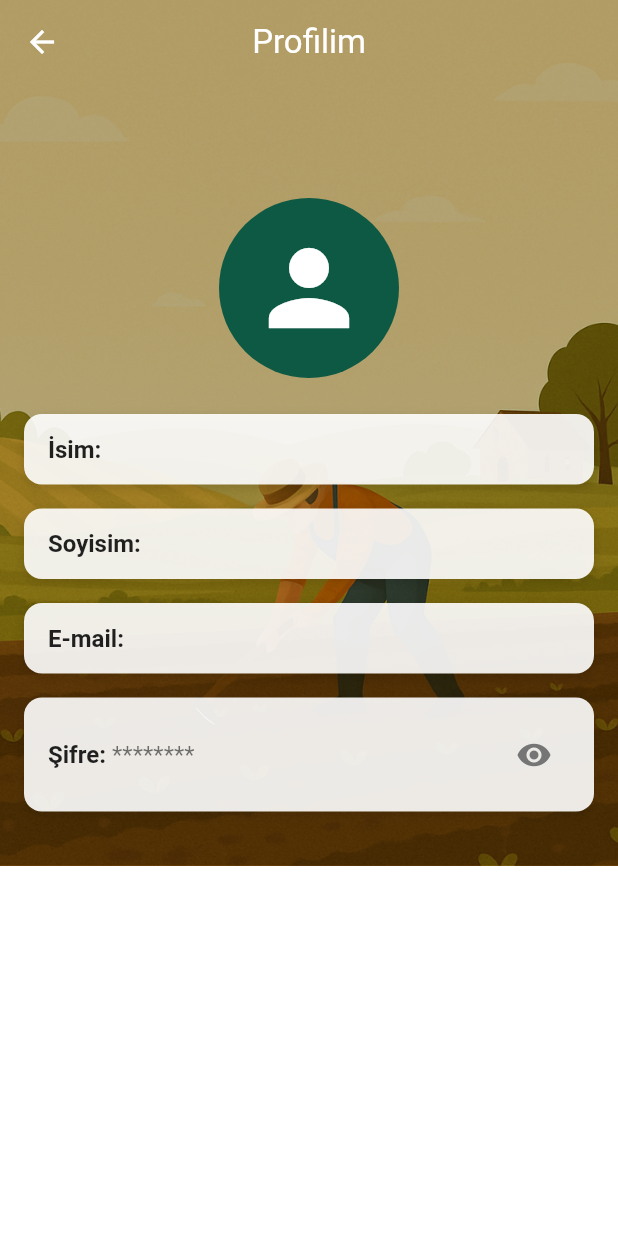
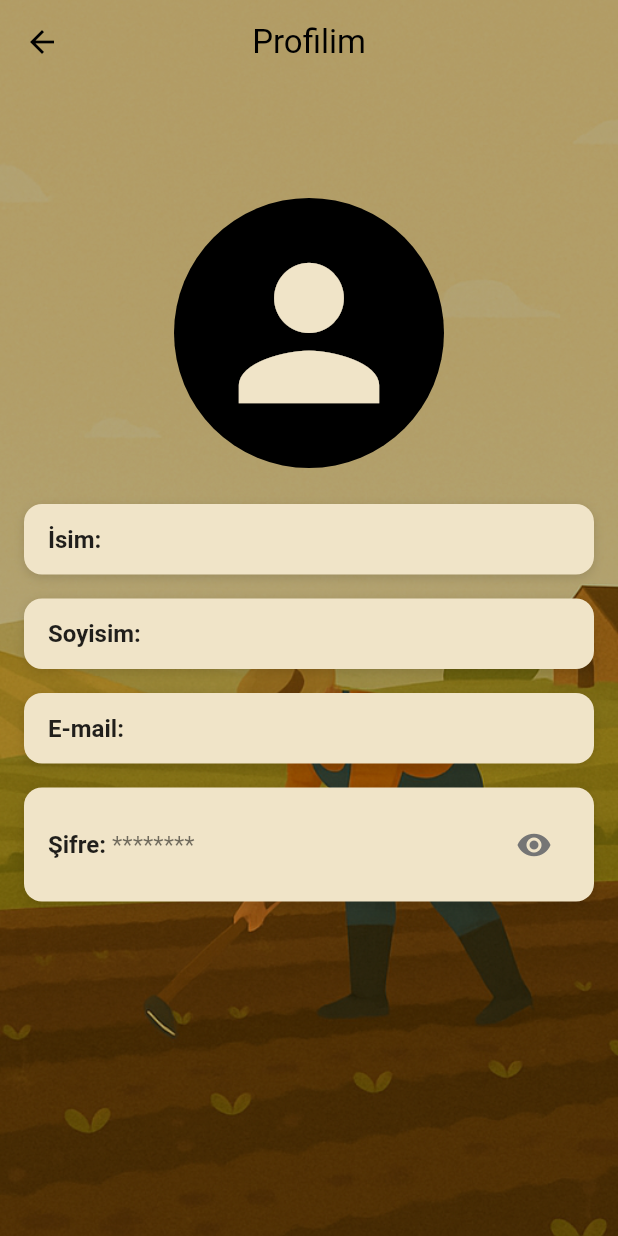
Before and after one commit to amessyrem/emmi, a Flutter app: the ProfileScreen screen opened directly, on a phone screen of 412 x 824 dp. Run offline on Flutter 3.47's test engine with Material 3 defaults, Android fonts, the phone set to English and light mode, and no system bars; our stand-ins replace cloud_firestore, firebase_auth, firebase_core, lottie; accounts and stored records are empty; statements that could not run were skipped.

Commit message:
profil ekranı düzenlendi

```diff
--- a/lib/screens/profile_screen.dart
+++ b/lib/screens/profile_screen.dart
@@ -25,7 +25,7 @@ class _ProfileScreenState extends State<ProfileScreen> {
       padding: EdgeInsets.symmetric(horizontal: 16, vertical: 14),
       margin: EdgeInsets.only(bottom: 16),
       decoration: BoxDecoration(
-        color: Colors.white.withOpacity(0.9),
+        color: Color(0xFFF0E4C8),
         borderRadius: BorderRadius.circular(12),
         boxShadow: [BoxShadow(color: Colors.black12, blurRadius: 5, offset: Offset(0, 2))],
       ),
@@ -70,10 +70,10 @@ class _ProfileScreenState extends State<ProfileScreen> {
       appBar: AppBar(
         backgroundColor: Colors.transparent,
         elevation: 0,
-        title: Text('Profilim', style: TextStyle(color: Colors.white)),
+        title: Text('Profilim', style: TextStyle(color: Colors.black)),
         centerTitle: true,
         leading: IconButton(
-          icon: Icon(Icons.arrow_back, color: Colors.white),
+          icon: Icon(Icons.arrow_back, color: Colors.black),
           onPressed: () {
             if (widget.onClose != null) {
               widget.onClose!();
@@ -85,22 +85,17 @@ class _ProfileScreenState extends State<ProfileScreen> {
       ),
       body: Stack(
         children: [
-          // Arka plan resmi full screen
           Positioned.fill(
             child: Image.asset(
               'assets/images/backproducer.png',
               fit: BoxFit.cover,
             ),
           ),
-
-          // Üstüne siyah yarı saydam filtre
           Positioned.fill(
             child: Container(
               color: Colors.black.withOpacity(0.3),
             ),
           ),
-
-          // İçerik, SafeArea ile status bar ve çentik bölgesine saygı gösterir
           SafeArea(
             child: FutureBuilder<DocumentSnapshot<Map<String, dynamic>>>(
               future: getUserData(),
@@ -118,13 +113,15 @@ class _ProfileScreenState extends State<ProfileScreen> {
 
                 return SingleChildScrollView(
                   padding: EdgeInsets.symmetric(horizontal: 16),
+                  child: ConstrainedBox(
+                    constraints: BoxConstraints(minHeight: MediaQuery.of(context).size.height),
                     child: Column(
                       children: [
-                      SizedBox(height: kToolbarHeight + 20), // AppBar altından başlayacak şekilde boşluk
+                        SizedBox(height: kToolbarHeight + 20),
                         CircleAvatar(
-                        radius: 60,
-                        backgroundColor: Color(0xFF0D5944),
-                        child: Icon(Icons.person, size: 80, color: Colors.white),
+                          radius: 90,
+                          backgroundColor: Color(0xFF000000),
+                          child: Icon(Icons.person, size: 140, color: Color(0xFFF0E4C8)),
                         ),
                         SizedBox(height: 24),
                         buildInfoBox("İsim", userData['isim'] ?? "Bilgi yok"),
@@ -135,8 +132,9 @@ class _ProfileScreenState extends State<ProfileScreen> {
                           userData.containsKey('sifre') ? userData['sifre'] : "********",
                           isPassword: true,
                         ),
-                      SizedBox(height: 20), // Alt boşluk
+                        SizedBox(height: 40), // ekstra alt boşluk
                       ],
+                    ),
                   ),
                 );
               },
```
Lines whose indentation alone changed are shown as unchanged.
